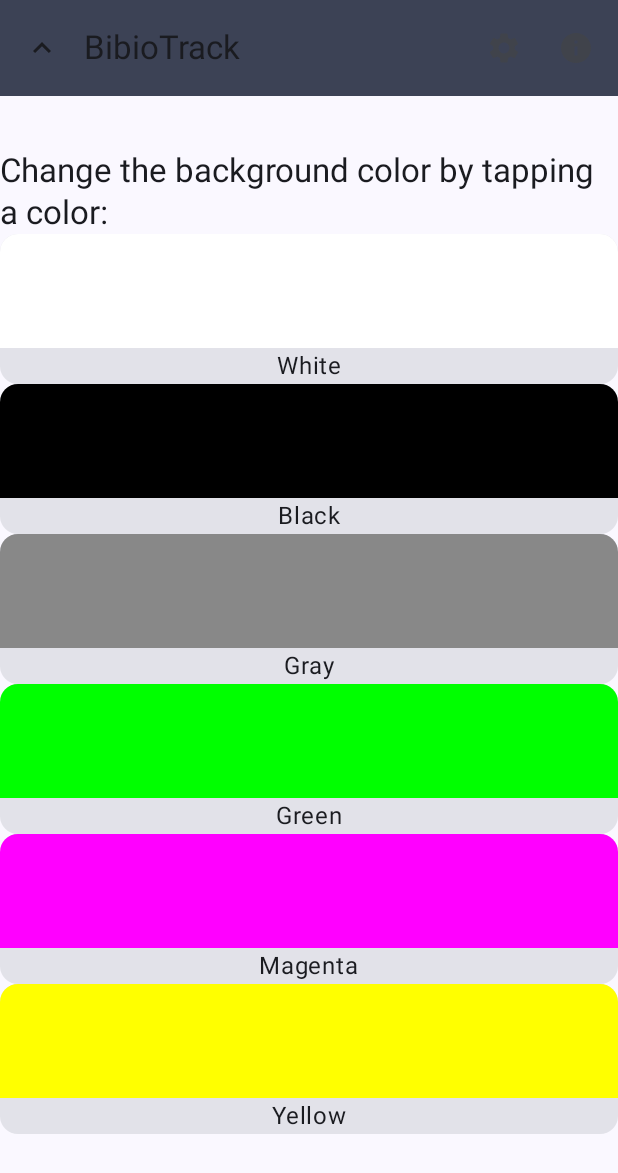
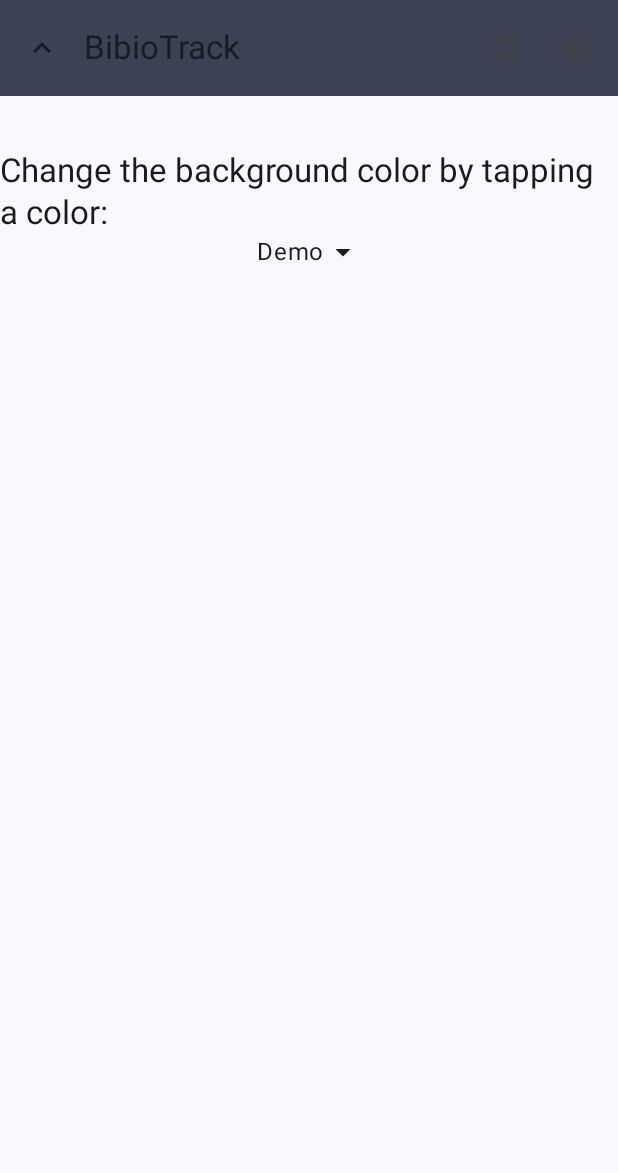
Before and after one commit to Oscarlin0591/BiblioTrack, an Android app built with Jetpack Compose: the composable ColorChangeScreen shown on its own in the app's theme, on a phone screen of 412 x 824 dp. Shown: the top 1173 px of the screen. Run offline under Robolectric (Android 15) with nearby library versions, the light colour scheme and no system bars.

Commit message:
non-functional dropdown menu

```diff
--- a/app/src/main/java/com/example/bibliotrack/screens/ColorChangeScreen.kt
+++ b/app/src/main/java/com/example/bibliotrack/screens/ColorChangeScreen.kt
@@ -5,10 +5,14 @@ import androidx.compose.animation.ExperimentalAnimationApi
 import androidx.compose.foundation.background
 import androidx.compose.foundation.layout.Box
 import androidx.compose.foundation.layout.Column
+import androidx.compose.foundation.layout.Row
 import androidx.compose.foundation.layout.fillMaxWidth
 import androidx.compose.foundation.layout.height
 import androidx.compose.foundation.layout.padding
+import androidx.compose.material.icons.Icons
+import androidx.compose.material.icons.filled.ArrowDropDown
 import androidx.compose.material3.Card
+import androidx.compose.material3.Icon
 import androidx.compose.material3.MaterialTheme
 import androidx.compose.material3.Scaffold
 import androidx.compose.material3.Text
@@ -17,8 +21,11 @@ import androidx.compose.ui.Alignment
 import androidx.compose.ui.Modifier
 import androidx.compose.ui.graphics.Color
 import androidx.compose.ui.platform.LocalContext
+import androidx.compose.ui.res.painterResource
+import androidx.compose.ui.tooling.preview.Preview
 import androidx.compose.ui.unit.dp
 import androidx.navigation.NavController
+import com.example.bibliotrack.MyApp
 import com.example.bibliotrack.model.BookViewModel
 import com.example.bibliotrack.navigation.AppBar
 import com.example.bibliotrack.navigation.AppScreens
@@ -30,6 +37,15 @@ fun ColorChangeScreen(
     navController: NavController,
     //bookViewModel: BookViewModel
 ) {
+    @Composable
+    fun DropDown() {
+        Column {
+            Row {
+                Text("Demo")
+                Icon(Icons.Default.ArrowDropDown, contentDescription = null)
+            }
+        }
+    }
     Scaffold(
         topBar = {
             AppBar(
@@ -52,10 +68,13 @@ fun ColorChangeScreen(
                 .padding(top = 100.dp)
                 .fillMaxWidth()
         ) {
-            Text("Change the background color by tapping a color:", style = MaterialTheme.typography.titleLarge)
-
+            Text(
+                "Change the background color by tapping a color:",
+                style = MaterialTheme.typography.titleLarge
+            )
+            DropDown()
             //white button
-            Card(onClick = {/*bookViewModel.updateColor(color = Color.White)*/},
+            /*Card(onClick = {/*bookViewModel.updateColor(color = Color.White)*/},
                 modifier = Modifier
                     .fillMaxWidth()
                     .height(100.dp)
@@ -150,8 +169,32 @@ fun ColorChangeScreen(
                 }
                 Text(text = "Yellow", modifier = Modifier.align(Alignment.CenterHorizontally))
             }
+        }*/
+
+
         }
+
+
 
 
     }
 }
+
+@OptIn(ExperimentalAnimationApi::class)
+@Preview(showBackground = true)
+@Composable
+fun DropDownPreview() {
+    MyApp {
+        //ColorChangeScreen()
+    }
+}
+
+@Composable
+fun DropDown() {
+    Column {
+        Row {
+            Text("Demo")
+            Icon(Icons.Default.ArrowDropDown, contentDescription = null)
+        }
+    }
+}
```
